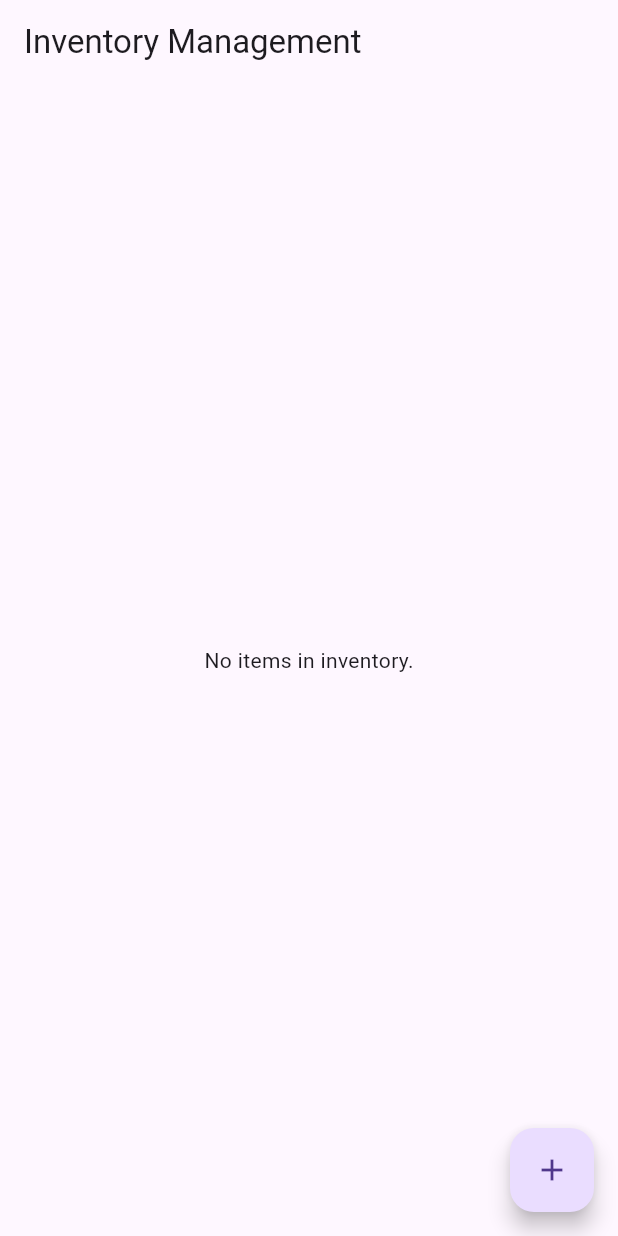
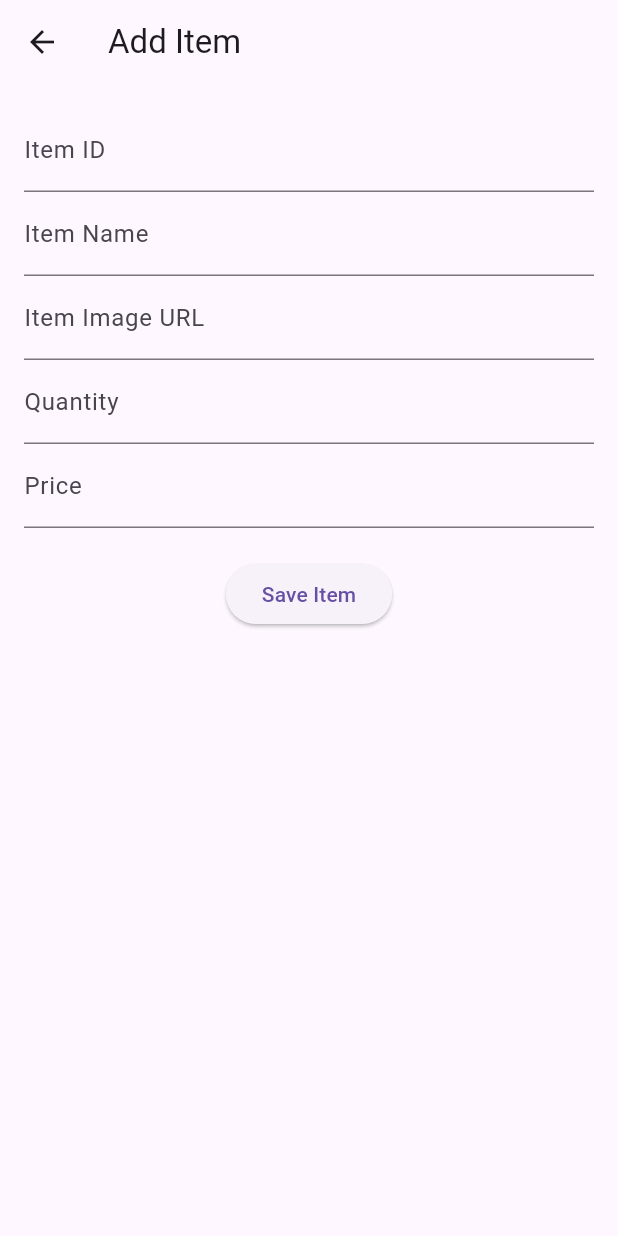
Before and after one commit to blobloppy/flutter-ecommerce-2role-app, a Flutter app: the screen it shows once a user with an empty profile is signed in, after a tap on the "add" icon, on a phone screen of 412 x 824 dp. Run offline on Flutter 3.47's test engine with Material 3 defaults, Android fonts, the light colour scheme and no system bars; our stand-ins replace cloud_firestore, firebase_auth, firebase_core; accounts and stored records are empty; network calls fail.

Commit message:
adding add and edit products

```diff
--- a/lib/main.dart
+++ b/lib/main.dart
@@ -3,6 +3,7 @@ import 'package:flutter/material.dart';
 import 'package:heavy_rental_app/auth/auth.dart';
 import 'package:heavy_rental_app/auth/login_or_register.dart';
 import 'package:heavy_rental_app/firebase_options.dart';
+import 'package:heavy_rental_app/pages/add_products.dart';
 import 'package:heavy_rental_app/pages/register_page.dart';
 
 import 'pages/login_page.dart';
@@ -22,6 +23,9 @@ class MyApp extends StatelessWidget {
     return MaterialApp(
       debugShowCheckedModeBanner: false,
       home: AuthPage(),
+      routes: {
+        '/addItem': (context) => const AddItemScreen(),
+      },
     );
   }
 }
--- /dev/null
+++ b/lib/pages/add_products.dart
@@ -0,0 +1,84 @@
+import 'package:flutter/material.dart';
+import 'package:heavy_rental_app/services/firestore_services.dart';
+import 'package:heavy_rental_app/services/product_model.dart';
+
+class AddItemScreen extends StatefulWidget {
+  const AddItemScreen({Key? key}) : super(key: key);
+
+  @override
+  _AddItemScreenState createState() => _AddItemScreenState();
+}
+
+class _AddItemScreenState extends State<AddItemScreen> {
+  final _formKey = GlobalKey<FormState>();
+  final _firestoreService = FirestoreService();
+
+  String _name = "";
+  String _id = "";
+  String _imageUrl = "";
+  int _quantity = 0;
+  double _price = 0.0;
+
+  void _saveItem() {
+    if (_formKey.currentState!.validate()) {
+      _formKey.currentState!.save();
+
+      final newItem = InventoryItem(
+          id: _id,
+          name: _name,
+          quantity: _quantity,
+          price: _price,
+          imageUrl: _imageUrl);
+      _firestoreService.addItem(newItem);
+      Navigator.pop(context);
+    }
+  }
+
+  @override
+  Widget build(BuildContext context) {
+    return Scaffold(
+      appBar: AppBar(title: const Text("Add Item")),
+      body: Padding(
+        padding: const EdgeInsets.all(16.0),
+        child: Form(
+          key: _formKey,
+          child: Column(
+            children: [
+              TextFormField(
+                decoration: const InputDecoration(labelText: "Item ID"),
+                onSaved: (value) => _id = value!,
+                validator: (value) => value!.isEmpty ? "Enter item id" : null,
+              ),
+              TextFormField(
+                decoration: const InputDecoration(labelText: "Item Name"),
+                onSaved: (value) => _name = value!,
+                validator: (value) => value!.isEmpty ? "Enter item name" : null,
+              ),
+              TextFormField(
+                decoration: const InputDecoration(labelText: "Item Image URL"),
+                onSaved: (value) => _imageUrl = value!,
+                validator: (value) =>
+                    value!.isEmpty ? "Enter item image URL" : null,
+              ),
+              TextFormField(
+                decoration: const InputDecoration(labelText: "Quantity"),
+                keyboardType: TextInputType.number,
+                onSaved: (value) => _quantity = int.parse(value!),
+              ),
+              TextFormField(
+                decoration: const InputDecoration(labelText: "Price"),
+                keyboardType: TextInputType.number,
+                onSaved: (value) => _price = double.parse(value!),
+              ),
+              const SizedBox(height: 20),
+              ElevatedButton(
+                onPressed: _saveItem,
+                child: const Text("Save Item"),
+              ),
+            ],
+          ),
+        ),
+      ),
+    );
+  }
+}
--- /dev/null
+++ b/lib/pages/edit_products.dart
@@ -0,0 +1,104 @@
+import 'package:flutter/material.dart';
+import 'package:heavy_rental_app/services/firestore_services.dart';
+import 'package:heavy_rental_app/services/product_model.dart';
+
+class EditItemScreen extends StatefulWidget {
+  final InventoryItem item;
+
+  const EditItemScreen({Key? key, required this.item}) : super(key: key);
+
+  @override
+  _EditItemScreenState createState() => _EditItemScreenState();
+}
+
+class _EditItemScreenState extends State<EditItemScreen> {
+  final _formKey = GlobalKey<FormState>();
+  final _firestoreService = FirestoreService();
+
+  late TextEditingController _nameController;
+  late TextEditingController _quantityController;
+  late TextEditingController _priceController;
+  late TextEditingController _imageUrlController;
+
+  @override
+  void initState() {
+    super.initState();
+    // Pre-fill the controllers with existing item data
+    _nameController = TextEditingController(text: widget.item.name);
+    _imageUrlController = TextEditingController(text: widget.item.imageUrl);
+    _quantityController =
+        TextEditingController(text: widget.item.quantity.toString());
+    _priceController =
+        TextEditingController(text: widget.item.price.toString());
+  }
+
+  @override
+  void dispose() {
+    _nameController.dispose();
+    _quantityController.dispose();
+    _priceController.dispose();
+    _imageUrlController.dispose();
+    super.dispose();
+  }
+
+  void _updateItem() {
+    if (_formKey.currentState!.validate()) {
+      final updatedItem = InventoryItem(
+        id: widget.item.id,
+        name: _nameController.text,
+        quantity: int.parse(_quantityController.text),
+        price: double.parse(_priceController.text),
+        imageUrl: _imageUrlController.text,
+      );
+
+      // Update the item in Firestore
+      _firestoreService.updateItem(updatedItem);
+
+      // Navigate back to the Home Screen
+      Navigator.pop(context);
+    }
+  }
+
+  @override
+  Widget build(BuildContext context) {
+    return Scaffold(
+      appBar: AppBar(title: const Text("Edit Item")),
+      body: Padding(
+        padding: const EdgeInsets.all(16.0),
+        child: Form(
+          key: _formKey,
+          child: Column(
+            crossAxisAlignment: CrossAxisAlignment.start,
+            children: [
+              TextFormField(
+                controller: _nameController,
+                decoration: const InputDecoration(labelText: "Item Name"),
+                validator: (value) =>
+                    value!.isEmpty ? "Please enter item name" : null,
+              ),
+              TextFormField(
+                controller: _quantityController,
+                decoration: const InputDecoration(labelText: "Quantity"),
+                keyboardType: TextInputType.number,
+                validator: (value) =>
+                    value!.isEmpty ? "Please enter quantity" : null,
+              ),
+              TextFormField(
+                controller: _priceController,
+                decoration: const InputDecoration(labelText: "Price"),
+                keyboardType: TextInputType.number,
+                validator: (value) =>
+                    value!.isEmpty ? "Please enter price" : null,
+              ),
+              const SizedBox(height: 20),
+              ElevatedButton(
+                onPressed: _updateItem,
+                child: const Text("Update Item"),
+              ),
+            ],
+          ),
+        ),
+      ),
+    );
+  }
+}
--- a/lib/services/product_model.dart
+++ b/lib/services/product_model.dart
@@ -14,7 +14,13 @@ class InventoryItem {
 
   // Convert item to Firestore map
   Map<String, dynamic> toMap() {
-    return {'name': name, 'quantity': quantity, 'price': price};
+    return {
+      'name': name,
+      'quantity': quantity,
+      'price': price,
+      'id': id,
+      'imageUrl': imageUrl
+    };
   }
 
   // Factory to create an item from Firestore map
```
Also changed, not shown: lib/pages/home_page.dart (+20 -3 lines).
